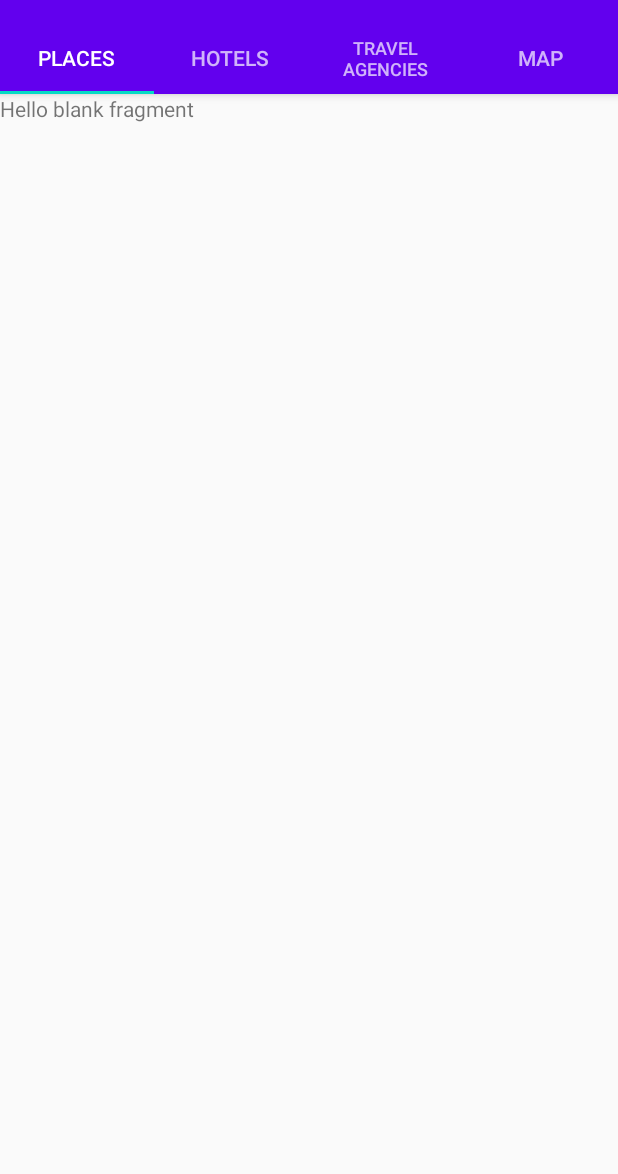
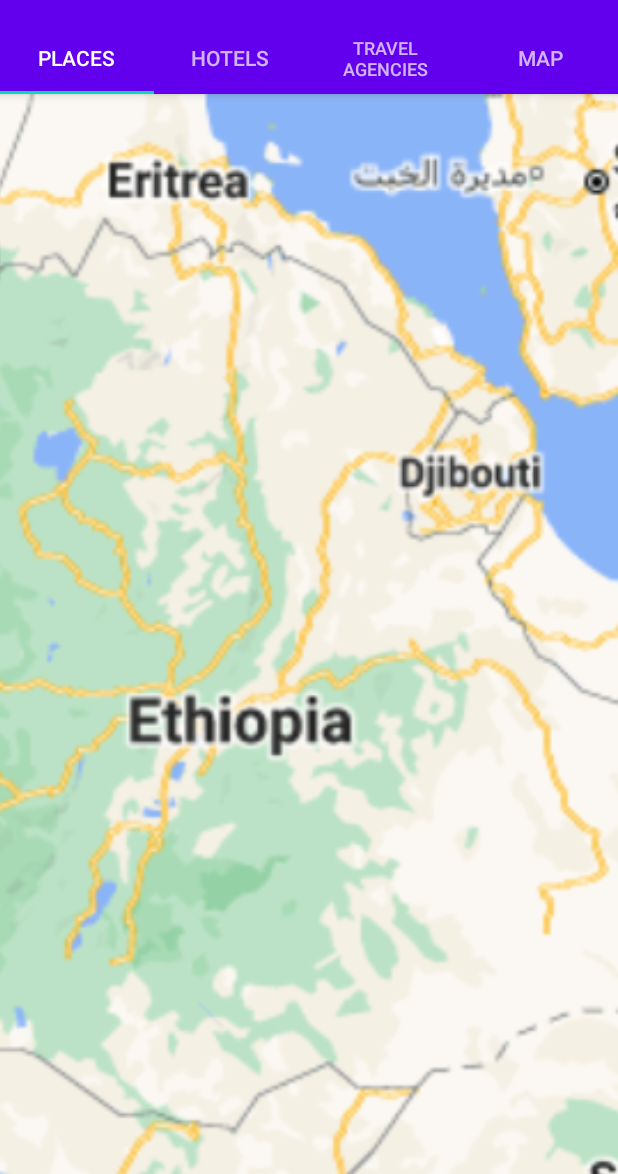
Before and after one commit to Matiyas1994/Tour-Ethiopia, an Android app: the screen it shows after launch (MainActivity), on a phone screen of 412 x 824 dp, the part 62-1236 px from its top. Run offline under Robolectric (Android 15) with nearby library versions, the phone set to English and light mode, and no system bars; 1 statement that could not run was skipped.

Commit message:
adding background image for places fragment

```diff
--- a/app/src/main/res/layout/fragment_place.xml
+++ b/app/src/main/res/layout/fragment_place.xml
@@ -4,11 +4,18 @@
     android:layout_width="match_parent"
     android:layout_height="match_parent"
     tools:context=".PlaceFragment">
-
-    <!-- TODO: Update blank fragment layout -->
-    <TextView
+    <ImageView android:id="@+id/info_image"
         android:layout_width="match_parent"
         android:layout_height="match_parent"
-        android:text="@string/hello_blank_fragment" />
+        android:scaleType="centerCrop"
+        android:src="@drawable/ethiopia_background"
+        android:contentDescription="@string/ethiopia_background" />
+    <!-- TODO: Update blank fragment layout -->
+    <android.support.v7.widget.RecyclerView
+        xmlns:android="http://schemas.android.com/apk/res/android"
+        android:id="@+id/pizza_recycler"
+        android:layout_width="match_parent"
+        android:layout_height="match_parent"
+        android:scrollbars="vertical" />
 
 </FrameLayout>
--- a/app/src/main/res/values/strings.xml
+++ b/app/src/main/res/values/strings.xml
@@ -9,4 +9,6 @@
 
     <string name="setting">Setting</string>
     <string name="share">Share</string>
+
+    <string name="ethiopia_background">ethiopia_background</string>
 </resources>
```
Also changed, not shown: app/src/main/res/drawable/ethiopia_background.png (added).
